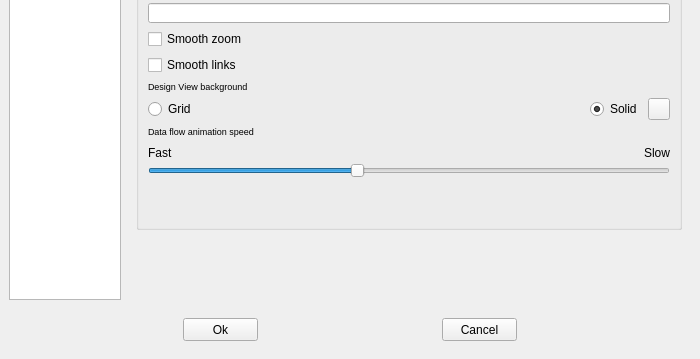
First picture: the form in spinetoolbox/ui/settings.ui, repository spine-tools/Spine-Toolbox, before the edit; both pictures show x 0 to 700 and y 191 to 550 of the 700 by 550 pixel window.
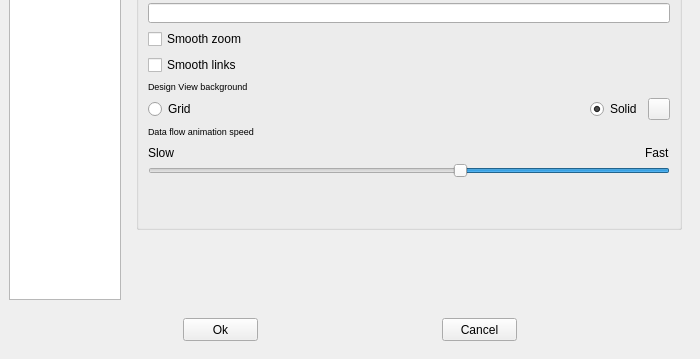
Second picture: the form after the edit. Icons and pictures are not drawn.

Commit message:
Invert slider for data flow animation speed
Re #487

The edit to the form file:
```diff
--- a/spinetoolbox/ui/settings.ui
+++ b/spinetoolbox/ui/settings.ui
@@ -444,9 +444,9 @@
               <item>
                <layout class="QHBoxLayout" name="horizontalLayout_5">
                 <item>
-                 <widget class="QLabel" name="label_8">
+                 <widget class="QLabel" name="label_5">
                   <property name="text">
-                   <string>Fast</string>
+                   <string>Slow</string>
                   </property>
                  </widget>
                 </item>
@@ -464,9 +464,9 @@
                  </spacer>
                 </item>
                 <item>
-                 <widget class="QLabel" name="label_5">
+                 <widget class="QLabel" name="label_8">
                   <property name="text">
-                   <string>Slow</string>
+                   <string>Fast</string>
                   </property>
                  </widget>
                 </item>
@@ -499,7 +499,7 @@
                  <enum>Qt::Horizontal</enum>
                 </property>
                 <property name="invertedAppearance">
-                 <bool>false</bool>
+                 <bool>true</bool>
                 </property>
                 <property name="invertedControls">
                  <bool>false</bool>
```
The commit also changes 1 other file.
